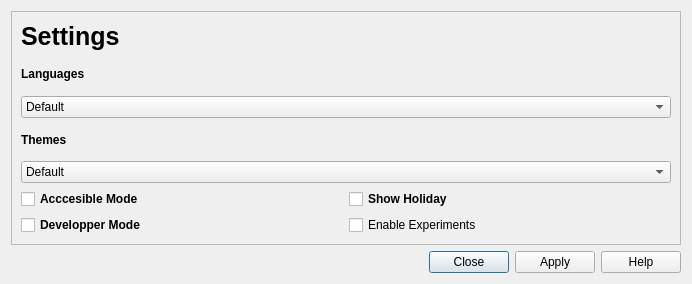
First picture: the form in src/settingDialog.ui, repository xgui4/LCE-Qt-Launcher, before the edit.
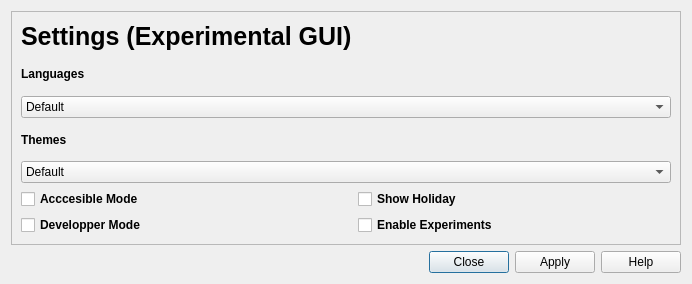
Second picture: the form after the edit. Icons and pictures are not drawn.

Commit message: added experimental settings, and bold and uv updates

The edit to the form file:
```diff
--- a/src/settingDialog.ui
+++ b/src/settingDialog.ui
@@ -245,12 +245,17 @@
          </font>
         </property>
         <property name="text">
-         <string>Settings</string>
+         <string>Settings (Experimental GUI)</string>
         </property>
        </widget>
       </item>
       <item row="11" column="1">
        <widget class="QCheckBox" name="enableExperimentscheckBox">
+        <property name="font">
+         <font>
+          <bold>true</bold>
+         </font>
+        </property>
         <property name="text">
          <string>Enable Experiments</string>
         </property>
```
The commit also changes 3 other files.
